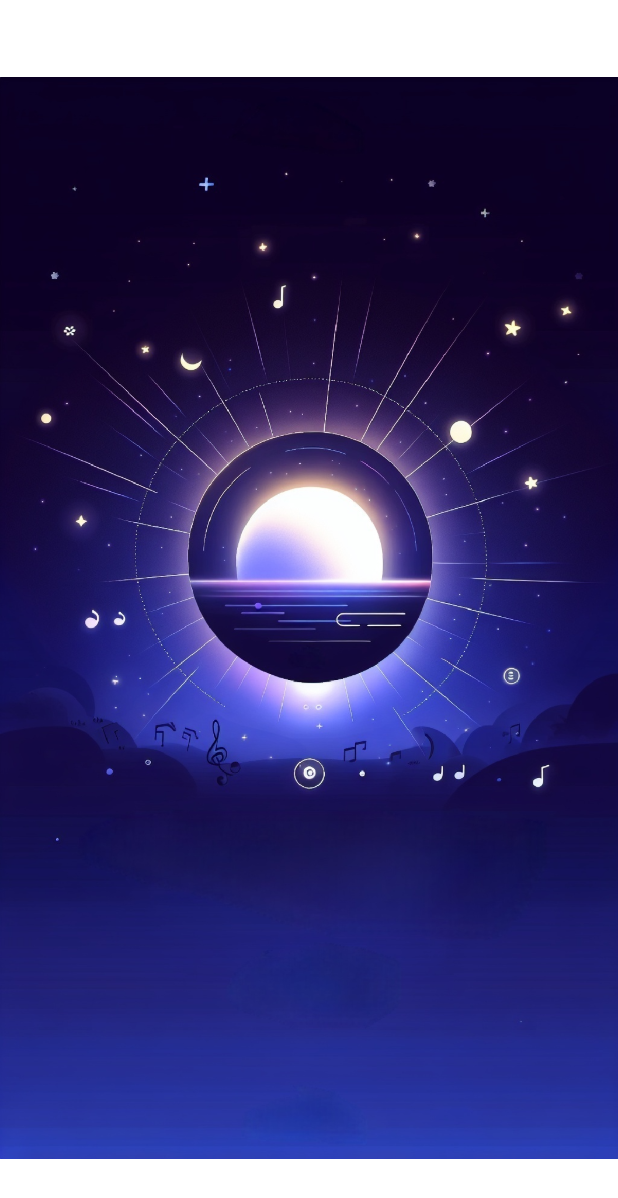
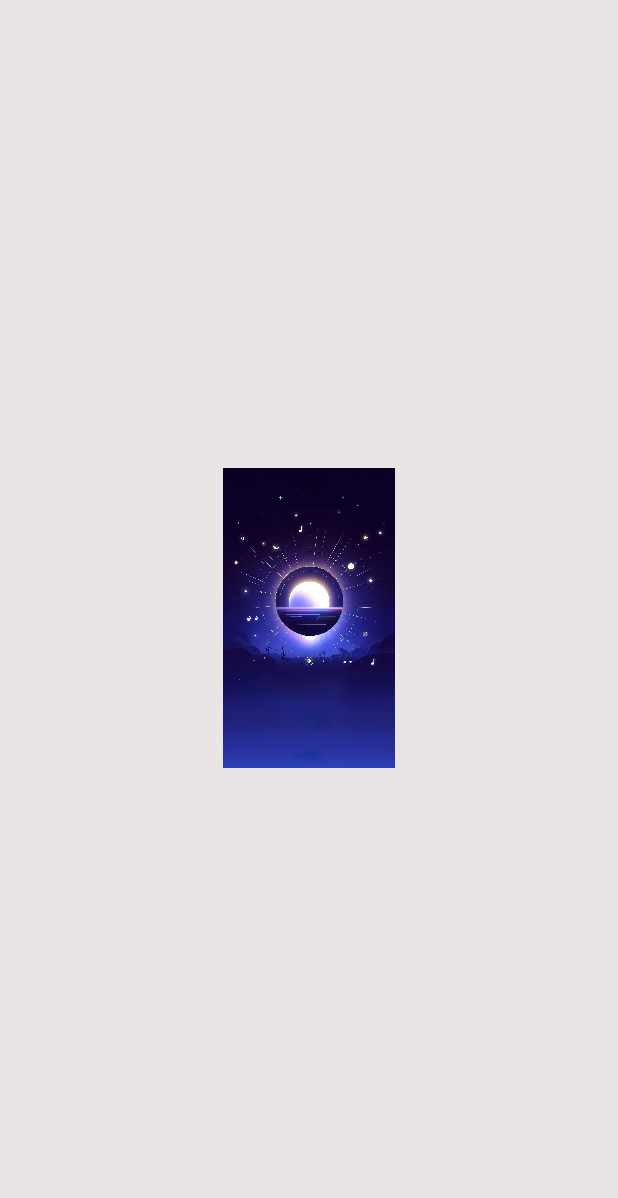
Before and after one commit to 1802024110/MidnightMelodyHaven, a Flutter app: the screen it shows after launch, on a phone screen of 412 x 824 dp. Shown: the top 1198 px of the screen. Run offline on Flutter 3.47's test engine with Material 3 defaults, Android fonts, the phone set to English and light mode, and no system bars; drawn by our look-alikes of another_flutter_splash_screen; our stand-ins replace flutter_riverpod, go_router.

Commit message:
开始测试启动页

```diff
--- a/lib/config/router.dart
+++ b/lib/config/router.dart
@@ -1,11 +1,28 @@
+import 'package:another_flutter_splash_screen/another_flutter_splash_screen.dart';
+import 'package:flutter/material.dart';
 import 'package:go_router/go_router.dart';
-import 'package:midnight_melody_haven/page/splash_page/index.dart';
+import 'package:midnight_melody_haven/gen/asstes/assets.gen.dart';
+import 'package:midnight_melody_haven/page/home/index.dart';
 
 final router = GoRouter(
   routes: [
     GoRoute(
       path: '/',
-      builder: (context, state) => const SplashPage(),
+      builder: (context, state) => FlutterSplashScreen.fadeIn(
+          backgroundColor: const Color.fromARGB(255, 235, 228, 228),
+          childWidget: SizedBox(
+            height: 200,
+            width: 200,
+            child: Assets.images.start.image(),
+          ),
+          onAnimationEnd: () => debugPrint("On Fade In End"),
+          nextScreen: const HomePage(),
+          asyncNavigationCallback: () async =>
+              GoRouter.of(context).goNamed("/home")),
     ),
+    GoRoute(
+      path: "/home",
+      builder: (context, state) => const HomePage(),
+    )
   ],
 );
--- a/lib/main.dart
+++ b/lib/main.dart
@@ -13,8 +13,6 @@
 
   @override
   Widget build(BuildContext context, WidgetRef ref) {
-    return MaterialApp.router(
-      routerConfig: router,
-    );
+    return MaterialApp.router(routerConfig: router);
   }
 }
--- a/pubspec.yaml
+++ b/pubspec.yaml
@@ -40,6 +40,7 @@ dependencies:
   riverpod_annotation: ^2.3.5
   # 路由
   go_router: ^14.2.0
+  another_flutter_splash_screen: ^1.2.1
 
 dev_dependencies:
   flutter_test:
@@ -72,6 +73,7 @@ flutter:
   # To add assets to your application, add an assets section, like this:
   assets:
     - assets/images/start.png
+    - assets/images/pc/start.jpeg
 
   # An image asset can refer to one or more resolution-specific "variants", see
   # https://flutter.dev/assets-and-images/#resolution-aware
```
Also changed, not shown: lib/gen/asstes/assets.gen.dart (+13 -0 lines), lib/page/home/index.dart (added, +23 -0 lines), .devcontainer/devcontainer.json, assets/images/pc/start.jpeg (renamed from assets/images/917c27a4dbb64b678c06962acf5903b6.png~tplv-0es2k971ck-image (1)-vmake(1).jpeg), pubspec.lock.
